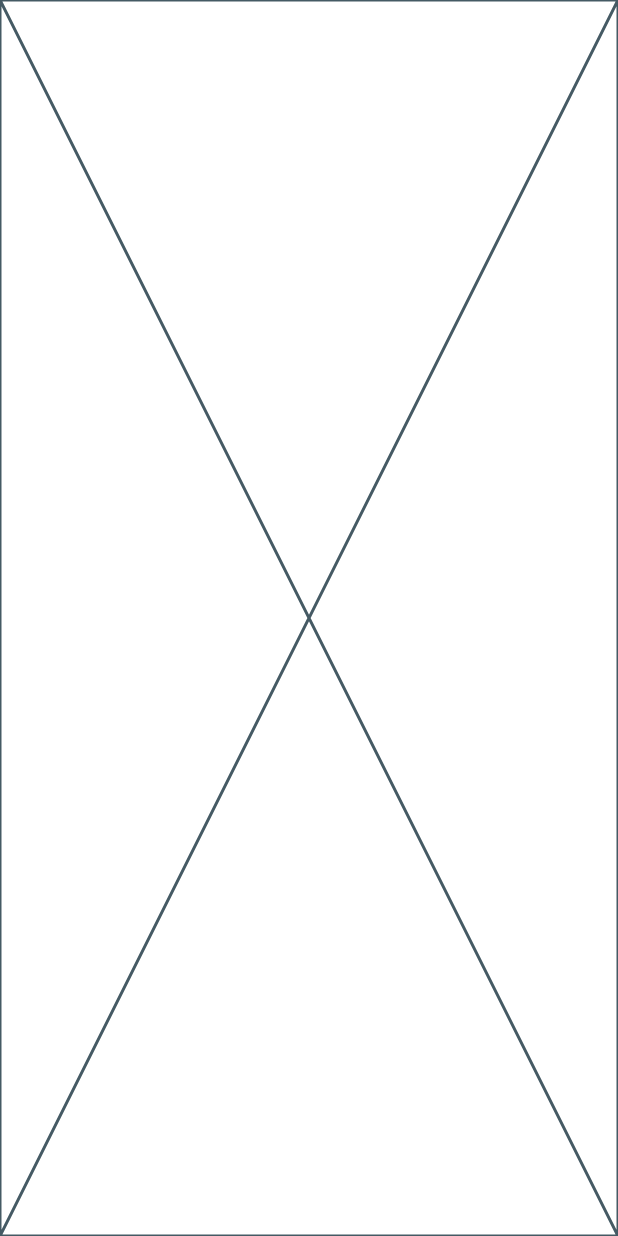
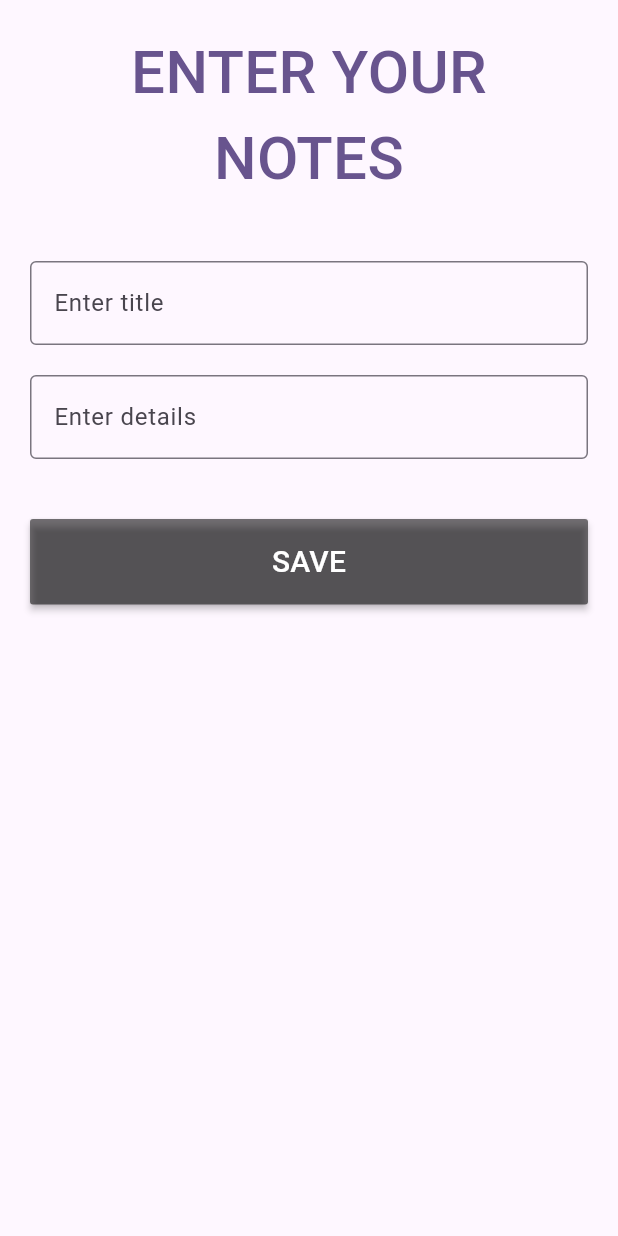
Before and after one commit to deepak20001/cubit_NotesApp, a Flutter app: the screen it shows after launch, on a phone screen of 412 x 824 dp. Run offline on Flutter 3.47's test engine with Material 3 defaults, Android fonts, the light colour scheme and no system bars.

Commit message:
- created enter notes screen ui

```diff
--- a/lib/main.dart
+++ b/lib/main.dart
@@ -1,4 +1,5 @@
 import 'package:flutter/material.dart';
+import 'pages/home_page.dart';
 
 void main() {
   runApp(const MyApp());
@@ -12,11 +13,12 @@ class MyApp extends StatelessWidget {
   Widget build(BuildContext context) {
     return MaterialApp(
       title: 'Flutter Demo',
+      debugShowCheckedModeBanner: false,
       theme: ThemeData(
         colorScheme: ColorScheme.fromSeed(seedColor: Colors.deepPurple),
         useMaterial3: true,
       ),
-      home: Placeholder(),
+      home: const HomePage(),
     );
   }
 }
--- /dev/null
+++ b/lib/pages/home_page.dart
@@ -0,0 +1,59 @@
+import 'package:flutter/material.dart';
+
+class HomePage extends StatelessWidget {
+  const HomePage({super.key});
+
+  @override
+  Widget build(BuildContext context) {
+    return Scaffold(
+      body: SafeArea(
+        child: Padding(
+          padding: const EdgeInsets.all(20.0),
+          child: Column(
+            children: <Widget>[
+              Text(
+                "ENTER YOUR \nNOTES",
+                textAlign: TextAlign.center,
+                style: TextStyle(
+                  fontSize: 40,
+                  fontWeight: FontWeight.w500,
+                  color: Theme.of(context).primaryColor,
+                ),
+              ),
+              const SizedBox(height: 40),
+              TextFormField(
+                decoration: const InputDecoration(
+                  hintText: "Enter title",
+                  border: OutlineInputBorder(),
+                ),
+              ),
+              const SizedBox(height: 20),
+              TextFormField(
+                decoration: const InputDecoration(
+                  hintText: "Enter details",
+                  border: OutlineInputBorder(),
+                ),
+              ),
+              const SizedBox(height: 40),
+              MaterialButton(
+                color: Colors.black54,
+                minWidth: double.infinity,
+                onPressed: () {},
+                child: const Padding(
+                  padding: EdgeInsets.all(14.0),
+                  child: Text(
+                    "SAVE",
+                    style: TextStyle(
+                      color: Colors.white,
+                      fontSize: 20,
+                    ),
+                  ),
+                ),
+              )
+            ],
+          ),
+        ),
+      ),
+    );
+  }
+}
```
